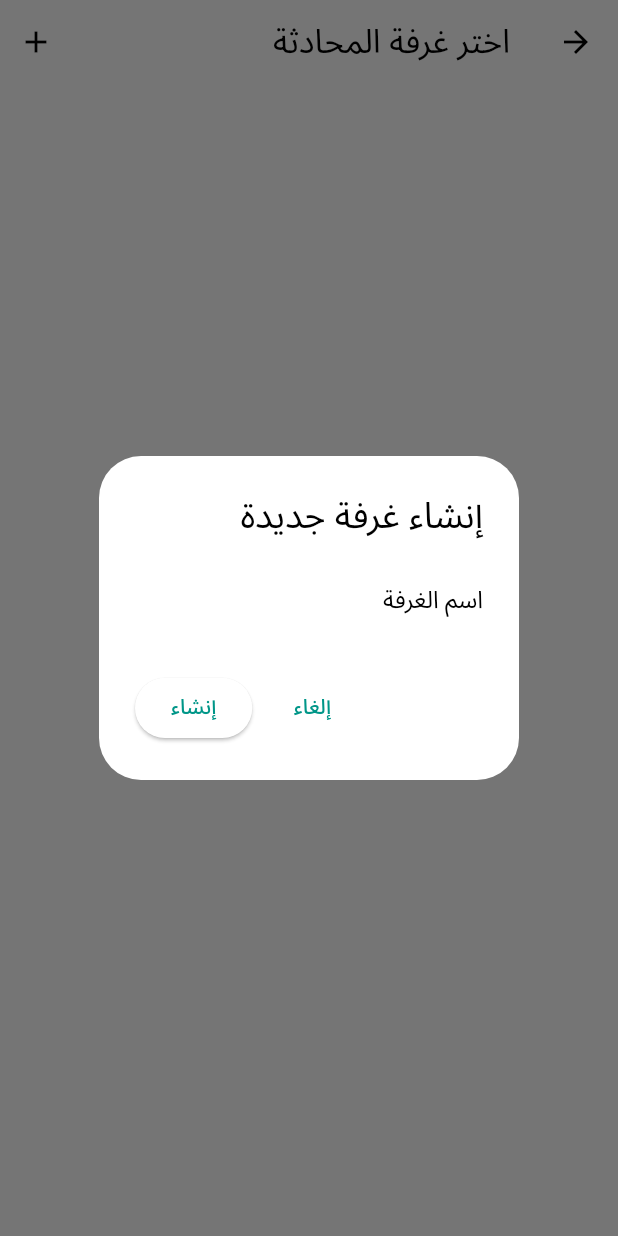
After one commit to githubmohammad1/osman_moskee, a Flutter app: the RoomListScreen screen opened by its route, after a tap on the "add" icon, on a phone screen of 412 x 824 dp. The commit adds this screen. Run offline on Flutter 3.47's test engine with Material 3 defaults, Android fonts, the phone set to English and light mode, and no system bars; our stand-ins replace cloud_firestore, firebase_auth, firebase_core, firebase_messaging, flutter_spinkit, font_awesome_flutter; accounts and stored records are empty.

Commit message:
تم إنشاء واجهة لعرض المحادثات و واجهة للمحادثة

```diff
--- a/lib/main.dart
+++ b/lib/main.dart
@@ -16,6 +16,7 @@ import 'package:osman_moskee/providers/AttendanceSessionsProvider.dart';
 import 'package:osman_moskee/providers/MemorizationSessionsProvider.dart';
 import 'package:osman_moskee/providers/QuranTestsProvider.dart';
 import 'package:osman_moskee/providers/UsersProvider.dart';
+import 'package:osman_moskee/screens/chat_rooms/RoomListScreen.dart';
 import 'package:osman_moskee/screens/for_students/StudentPerformanceSummaryScreen.dart';
 import 'package:osman_moskee/screens/for_students/view_tests_for_students.dart';
 import 'package:osman_moskee/screens/for_teacher/AttendanceTableScreen.dart';
@@ -114,6 +115,7 @@ class MyApp extends StatelessWidget {
                '/QuranTestsScreen_for_stuents': (_) => const QuranTestsScreen_for_stuents(),
               '/AttendanceTableScreen': (_) => const AttendanceTableScreen(),
 
+'/RoomListScreen': (_) => const RoomListScreen(),
               '/StudentPerformanceSummaryScreen': (_) => const StudentPerformanceSummaryScreen(),
 
             },
--- /dev/null
+++ b/lib/screens/chat_rooms/RoomListScreen.dart
@@ -0,0 +1,110 @@
+import 'package:cloud_firestore/cloud_firestore.dart';
+import 'package:firebase_auth/firebase_auth.dart';
+import 'package:flutter/material.dart';
+import 'ChatRoomScreen.dart';
+
+class RoomListScreen extends StatelessWidget {
+  const RoomListScreen({super.key});
+
+  Stream<QuerySnapshot> _roomStream() {
+    return FirebaseFirestore.instance
+        .collection('chatRooms')
+        .orderBy('createdAt', descending: true)
+        .snapshots();
+  }
+
+  Future<void> _createRoom(String name) async {
+    final user = FirebaseAuth.instance.currentUser;
+    if (user == null) return;
+
+    await FirebaseFirestore.instance.collection('chatRooms').add({
+      'name': name,
+      'createdAt': FieldValue.serverTimestamp(),
+      'createdBy': user.uid,
+    });
+  }
+
+  void _showCreateRoomDialog(BuildContext context) {
+    final TextEditingController _roomNameController = TextEditingController();
+
+    showDialog(
+      context: context,
+      builder: (context) => AlertDialog(
+        title: const Text('إنشاء غرفة جديدة'),
+        content: TextField(
+          controller: _roomNameController,
+          decoration: const InputDecoration(hintText: 'اسم الغرفة'),
+        ),
+        actions: [
+          TextButton(
+            child: const Text('إلغاء'),
+            onPressed: () => Navigator.pop(context),
+          ),
+          ElevatedButton(
+            child: const Text('إنشاء'),
+            onPressed: () async {
+              final name = _roomNameController.text.trim();
+              if (name.isNotEmpty) {
+                await _createRoom(name);
+                Navigator.pop(context);
+              }
+            },
+          ),
+        ],
+      ),
+    );
+  }
+
+  @override
+  Widget build(BuildContext context) {
+    return Scaffold(
+      appBar: AppBar(
+        title: const Text('اختر غرفة المحادثة'),
+        actions: [
+          IconButton(
+            icon: const Icon(Icons.add),
+            tooltip: 'إنشاء غرفة جديدة',
+            onPressed: () => _showCreateRoomDialog(context),
+          ),
+        ],
+      ),
+      body: StreamBuilder<QuerySnapshot>(
+        stream: _roomStream(),
+        builder: (context, snapshot) {
+          if (snapshot.connectionState == ConnectionState.waiting) {
+            return const Center(child: CircularProgressIndicator());
+          }
+
+          final rooms = snapshot.data?.docs ?? [];
+
+          if (rooms.isEmpty) {
+            return const Center(child: Text('لا توجد غرف بعد.'));
+          }
+
+          return ListView.builder(
+            itemCount: rooms.length,
+            itemBuilder: (context, index) {
+              final room = rooms[index];
+              final data = room.data() as Map<String, dynamic>;
+              final roomName = data['name'] ?? 'غرفة بدون اسم';
+
+              return ListTile(
+                title: Text(roomName),
+                subtitle: Text('Room ID: ${room.id}'),
+                trailing: const Icon(Icons.chat),
+                onTap: () {
+                  Navigator.push(
+                    context,
+                    MaterialPageRoute(
+                      builder: (_) => ChatRoomScreen(roomId: room.id),
+                    ),
+                  );
+                },
+              );
+            },
+          );
+        },
+      ),
+    );
+  }
+}
--- a/lib/screens/for_students/Dashboard.dart
+++ b/lib/screens/for_students/Dashboard.dart
@@ -121,7 +121,7 @@ class _DashboardState extends State<Dashboard> {
 
 'label': 'التواصل مع المعلم',
 
-'route': '/contact_teacher',
+'route': '/RoomListScreen',
 
  'icon': Icons.chat_bubble_outline,
 
--- a/lib/screens/for_students/StudentPerformanceSummaryScreen.dart
+++ b/lib/screens/for_students/StudentPerformanceSummaryScreen.dart
@@ -265,8 +265,8 @@ recordDate.isBefore(endOfNextMonth);
       future: _getMonthlyPagesSaved(student['id'], context),
       builder: (context, snapshot) {
         print(snapshot.data);
-        final monthlyPagesSaved = snapshot.data ?? 0;
-        final hifzLoading = snapshot.connectionState == ConnectionState.waiting;
+        // final monthlyPagesSaved = snapshot.data ?? 0;
+        // final hifzLoading = snapshot.connectionState == ConnectionState.waiting;
 
         // ... (بناء البطاقة) ...
         return Card(
```
Also changed, not shown: lib/screens/chat_rooms/ChatRoomScreen.dart (added, +158 -0 lines).
